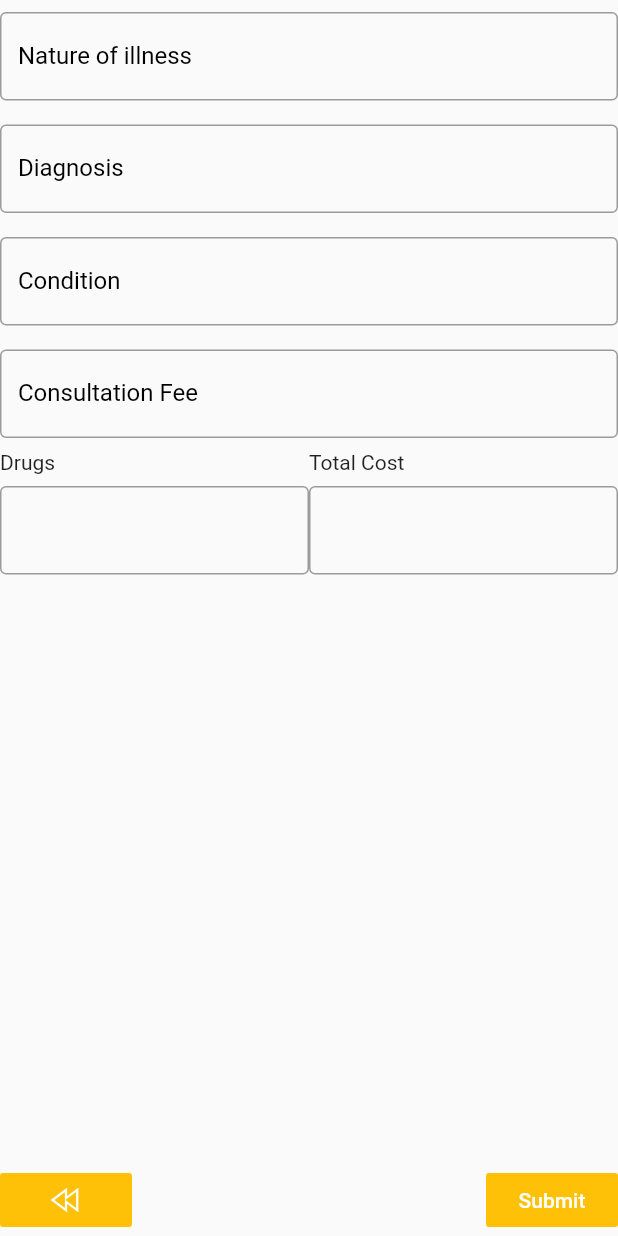
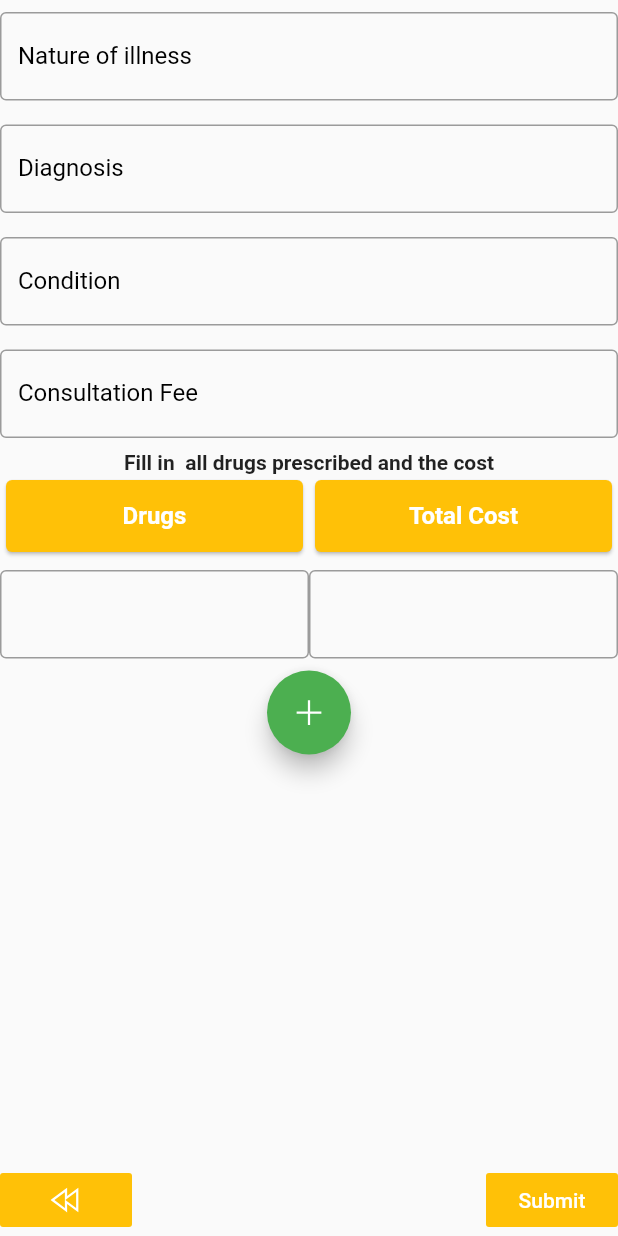
Before and after one commit to matovu-farid/medClientApp, a Flutter app: the VisitDetails screen opened directly with empty values, on a phone screen of 412 x 824 dp. Run offline on Flutter 3.47's test engine with Material 2 defaults, Android fonts, the phone set to English and light mode, and no system bars; our stand-ins replace cloud_firestore, firebase_core, line_awesome_flutter, loading_indicator, local_auth; missing offline and left inert: regexpattern; accounts and stored records are empty; generated files the repository leaves out were written again.

```diff
--- a/lib/med_client_provider.dart
+++ b/lib/med_client_provider.dart
@@ -1,11 +1,17 @@
 import 'package:flutter/cupertino.dart';
 import 'package:medClientApp/models/clients/history.dart';
 import 'package:medClientApp/models/clients/myclient.dart';
+import 'package:medClientApp/widgets/views/user_profile_display.dart';
+
+import 'widgets/views/visit_details.dart';
 
 class MedicalClientProvider extends ChangeNotifier{
   //TODO: save the medicalInfo of the client and theerefore save their visit history
   //TODO: send the client back to the database and check whether the history is fixed
   MyClient _client;
+  MedicalInfo medicalInfo;
+  bool isOptionsSelected = false;
+  bool isMedicalInfoFilled = false;
   final medicalInfoDetails = {
     'Nature of illness':'',
     'Diagnosis':'',
@@ -13,9 +19,31 @@ class MedicalClientProvider extends ChangeNotifier{
     'Consultation Fee':'',
     'Drugs Prescribed':{}
   };
-  MedicalInfo medicalInfo;
-  bool isOptionsSelected = false;
-  bool isMedicalInfoFilled = false;
+  List<TableRow> tableRowList = [
+    TableRow(
+    children: [
+      TableCell(child: Heading('Drugs')),
+      TableCell(child: Heading('Total Cost'))
+    ],
+  ),
+    TableRow(
+      children: [
+        TableCell(child: RegInputField(isOptional: true,)),
+        TableCell(child: RegInputField(isOptional: true,
+          keyboardType: TextInputType.number,))
+      ],
+    )];
+  void addRow(){
+    this.tableRowList.add(TableRow(
+      children: [
+        TableCell(child: RegInputField(isOptional: true,)),
+        TableCell(child: RegInputField(isOptional: true,keyboardType: TextInputType.number))
+      ],
+    ));
+    notifyListeners();
+  }
+
+
 set client(MyClient client){
   this._client = client;
 }
@@ -37,8 +65,9 @@ MyClient get client =>_client;
 
   }
   checkIfMedicalInfoFilled(){
-     List<Map<String,String>> listOfEmpties = medicalInfoDetails.entries.where((element) => element.value=='').map((e) => {e.key:e.value}).toList();
-     isMedicalInfoFilled =  listOfEmpties.length>0?false:true;
+    //TODO: FIX THIS
+   //  List<Map<String,String>> listOfEmpties = medicalInfoDetails.entries.where((element) => element.value=='').map((e) => {e.key:e.value}).toList();
+    // isMedicalInfoFilled =  listOfEmpties.length>0?false:true;
      notifyListeners();
 
   }
--- a/lib/widgets/views/visit_details.dart
+++ b/lib/widgets/views/visit_details.dart
@@ -1,38 +1,20 @@
 import 'package:flutter/cupertino.dart';
 import 'package:flutter/material.dart';
-import 'package:medClientApp/models/clients/history.dart';
+import 'package:line_awesome_flutter/line_awesome_flutter.dart';
 import 'package:medClientApp/models/clients/myclient.dart';
 import 'package:medClientApp/widgets/utilities/go_back.dart';
 import 'package:medClientApp/widgets/utilities/submit_button.dart';
 import 'package:provider/provider.dart';
+import 'package:regexpattern/regexpattern.dart';
 
 import '../../med_client_provider.dart';
 
 class VisitDetails extends StatelessWidget {
   final MyClient client;
 
-//  final medicalInfoDetails = {
-//    'Nature of illness':'',
-//    'Diagnosis':'',
-//    'Consultation Fee':'',
-//    'Drugs Prescribed':''
-//  };
   VisitDetails(this.client);
 
   final _formKey = GlobalKey<FormState>();
-//TODO: add a method to automatically add a table field
-  List<TableRow> tableRowList = [TableRow(
-    children: [
-      TableCell(child: Text('Drugs')),
-      TableCell(child: Text('Total Cost'))
-    ],
-  ),
-    TableRow(
-      children: [
-        TableCell(child: RegInputField(isOptional: true,)),
-        TableCell(child: RegInputField(isOptional: true,))
-      ],
-    )];
 
   @override
   Widget build(BuildContext context) {
@@ -47,8 +29,24 @@ class VisitDetails extends StatelessWidget {
                 children: [
                   ...provider.medicalInfoDetails.entries.map((e) {
                     if (e.key == 'Drugs Prescribed') {
-                      return Table(
-                        children: tableRowList,
+                      return Column(
+                        children: [
+                          Text(
+                            'Fill in  all drugs prescribed and the cost',
+                            style: TextStyle(fontWeight: FontWeight.bold),
+                          ),
+                          Table(
+                            children: provider.tableRowList,
+                          ),
+                          FloatingActionButton(
+                            onPressed: provider.addRow,
+                            backgroundColor: Colors.green,
+                            child: Icon(
+                              LineAwesomeIcons.plus,
+                              color: Colors.white,
+                            ),
+                          )
+                        ],
                       );
                     }
 
@@ -56,6 +54,7 @@ class VisitDetails extends StatelessWidget {
                       return RegInputField(
                         initialValue: e.value.toString(),
                         labelText: e.key,
+                        isNumeric:true,
                         keyboardType: TextInputType.number,
                         onSaved: (String value) {
                           provider.medicalInfoDetails[e.key] = int.parse(value);
@@ -108,11 +107,13 @@ class RegInputField extends StatelessWidget {
   final String initialValue;
   final TextInputType keyboardType;
   final bool isOptional;
+  final bool isNumeric;
 
   RegInputField(
       {
+        this.isNumeric = false,
         this.isOptional = false,
-        this.labelText,
+      this.labelText,
       this.onChanged,
       this.description,
       this.isCollapsed = false,
@@ -131,10 +132,26 @@ class RegInputField extends StatelessWidget {
         keyboardType: keyboardType,
         onSaved: onSaved,
         onChanged: onChanged,
-        validator: isOptional? (value)=>null: (value) {
-          if (value == null) return 'This field is required';
-          return null;
-        },
+        validator: isOptional
+            ? (value) {
+          if(!value.isNumeric() && value.isNotEmpty && isNumeric){
+            return 'This input should be a contain only numbers although optional';
+          }
+                return null;
+              }
+            : (value) {
+                //TODO: Fix validation
+          if(value.isEmpty){
+            return 'This value is required';
+          }
+          if(isNumeric && !value.isNumeric()){
+            return 'The value should only contain numbers';
+
+          }
+
+            return null;
+
+              },
         decoration: InputDecoration(
             border: OutlineInputBorder(gapPadding: 6),
             labelText: labelText,
--- a/pubspec.yaml
+++ b/pubspec.yaml
@@ -21,6 +21,7 @@ environment:
   sdk: ">=2.7.0 <3.0.0"
 
 dependencies:
+  regexpattern: ^1.0.0
   provider: ^4.3.2+2
   local_auth: ^0.6.3+1
   loading_indicator: ^1.2.0
```
Also changed, not shown: lib/widgets/views/hospital_services.dart (+4 -3 lines), pubspec.lock.
